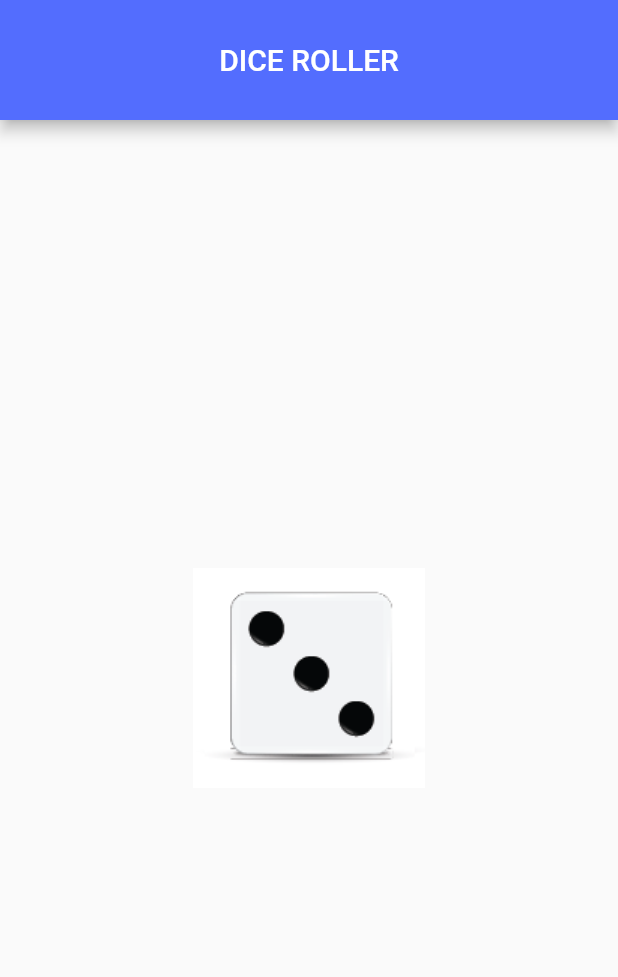
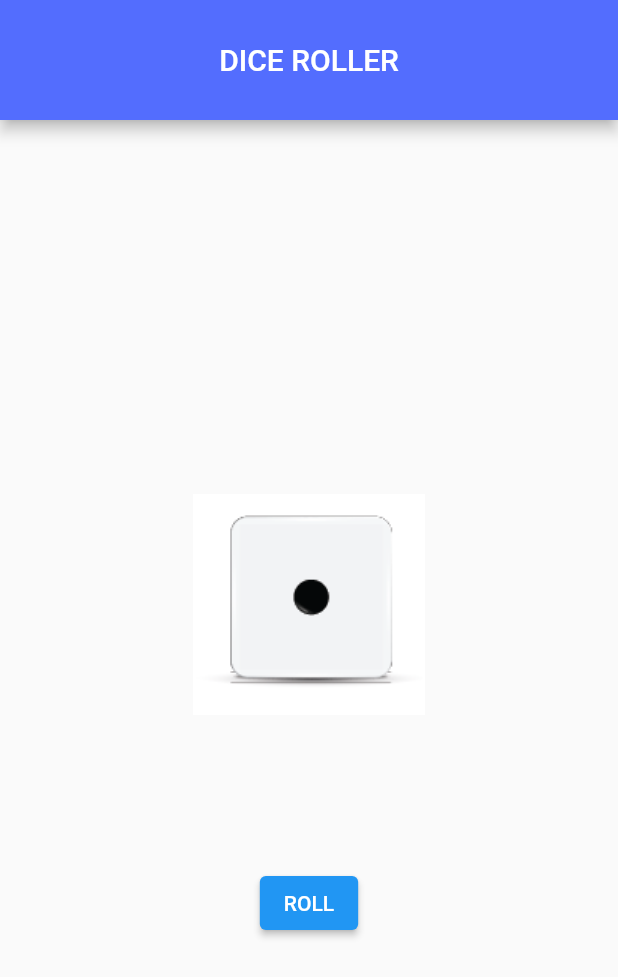
Before and after one commit to patryklaskowski1/dice_roller, a Flutter app: the screen it shows after launch, on a phone screen of 412 x 824 dp. Shown: the top 977 px of the screen. Run offline on Flutter 3.47's test engine with Material 2 defaults, Android fonts, the phone set to English and light mode, and no system bars.

Commit message:
Create Elevated Button

```diff
--- a/lib/main.dart
+++ b/lib/main.dart
@@ -1,11 +1,15 @@
 import 'package:flutter/material.dart';
+import 'dart:math';
 
 void main() {
   runApp(const MyApp());
 }
 
+var number = 1;
+
 class MyApp extends StatelessWidget {
   const MyApp({Key? key}) : super(key: key);
+
   @override
   Widget build(BuildContext context) {
     return MaterialApp(
@@ -22,11 +26,26 @@ class MyApp extends StatelessWidget {
           toolbarHeight: 80,
           backgroundColor: Colors.indigoAccent,
         ),
-        body: const Center(
-          child: Image(
-            image: AssetImage(
-              'images/dice3.png',
-            ),
+        body: Center(
+          child: Column(
+            mainAxisAlignment: MainAxisAlignment.center,
+            children: [
+              const Image(
+                height: 250,
+                image: AssetImage(
+                  'images/dice1.png',
+                ),
+              ),
+              const SizedBox(
+                height: 50,
+              ),
+              ElevatedButton(
+                onPressed: (() {}),
+                child: const Text(
+                  'ROLL',
+                ),
+              ),
+            ],
           ),
         ),
       ),
```
